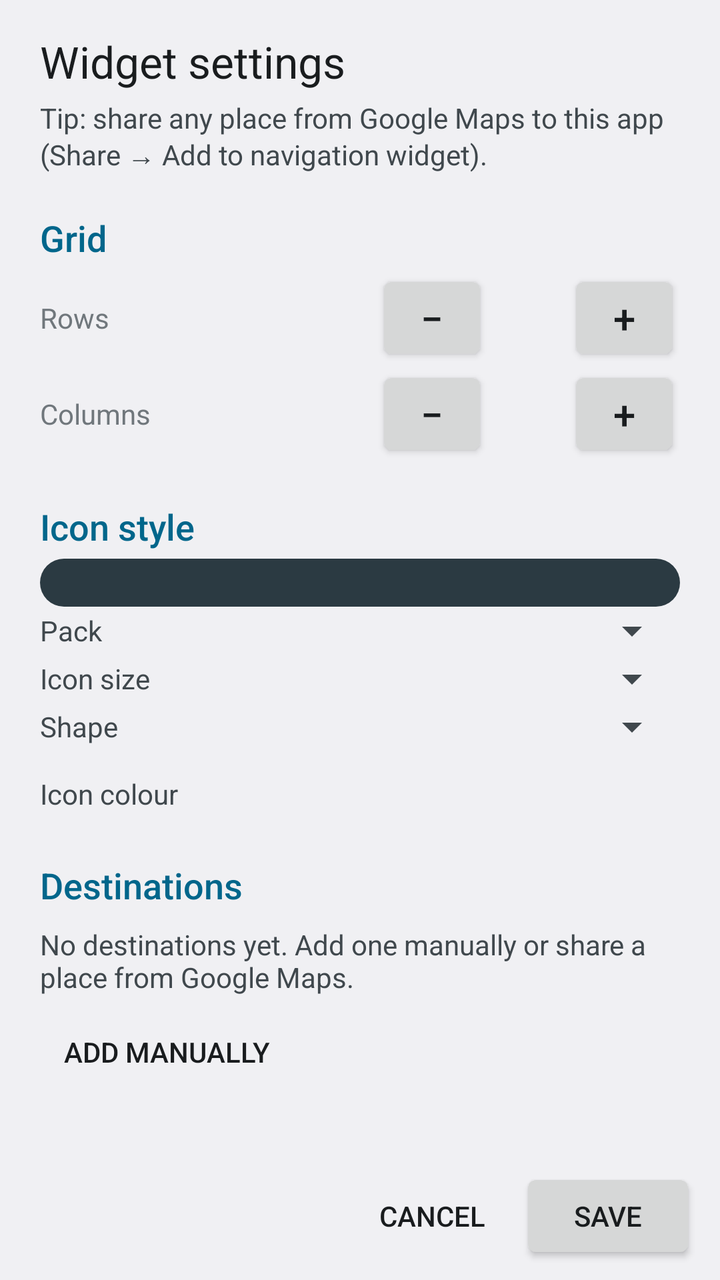
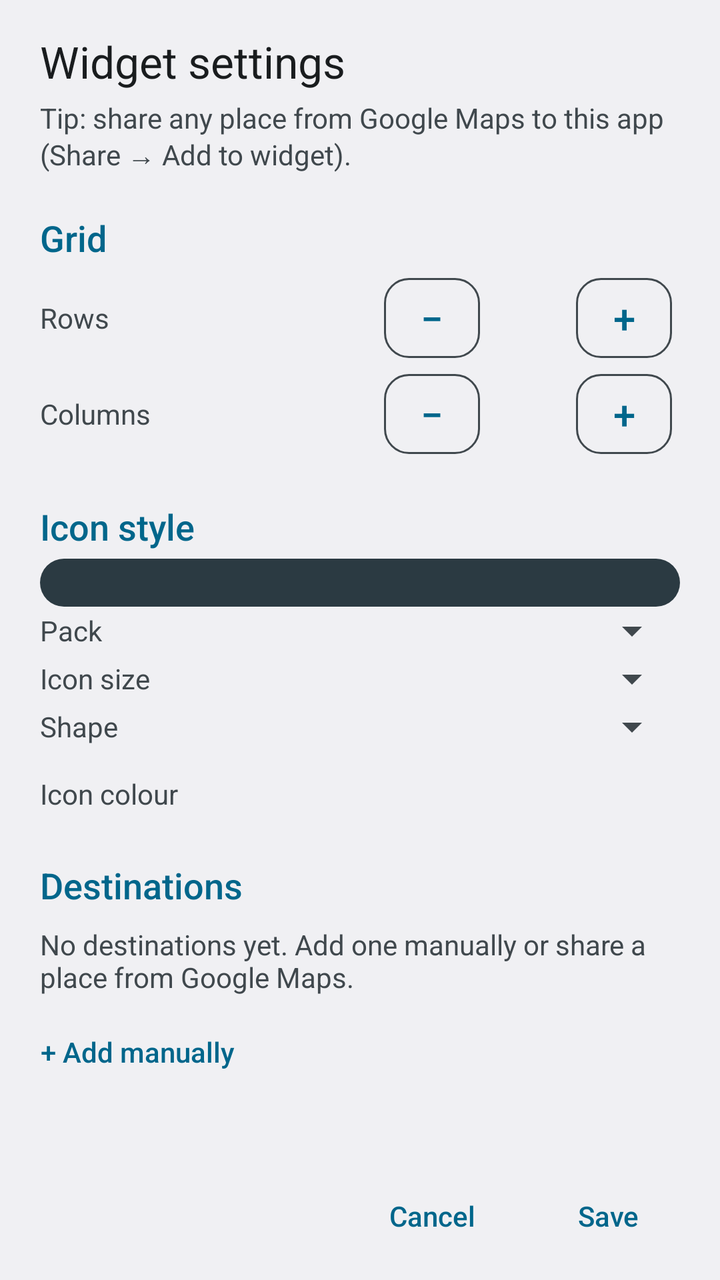

Before-and-after screenshots of an Android layout around one commit, followed by the original layout XML and the change that was made.
<!-- AndroidManifest.xml: activity theme Theme.NavShort.Config -->
<!-- res/layout/activity_widget_config.xml -->
<?xml version="1.0" encoding="utf-8"?>
<LinearLayout xmlns:android="http://schemas.android.com/apk/res/android"
    android:layout_width="match_parent"
    android:layout_height="match_parent"
    android:fitsSystemWindows="true"
    android:orientation="vertical">

    <ScrollView
        android:id="@+id/config_scroll"
        android:layout_width="match_parent"
        android:layout_height="0dp"
        android:layout_weight="1">

        <LinearLayout
            android:layout_width="match_parent"
            android:layout_height="wrap_content"
            android:orientation="vertical"
            android:paddingStart="20dp"
            android:paddingTop="16dp"
            android:paddingEnd="20dp"
            android:paddingBottom="16dp">

            <TextView
                android:id="@+id/config_title"
                android:layout_width="wrap_content"
                android:layout_height="wrap_content"
                android:text="@string/config_title"
                android:textAppearance="@android:style/TextAppearance.DeviceDefault.Large" />

            <TextView
                android:id="@+id/config_hint"
                android:layout_width="match_parent"
                android:layout_height="wrap_content"
                android:layout_marginTop="4dp"
                android:text="@string/config_share_tip"
                android:textColor="?android:attr/textColorSecondary" />

            
            <TextView
                style="@style/ConfigSection"
                android:text="@string/config_grid" />

            <LinearLayout
                android:layout_width="match_parent"
                android:layout_height="wrap_content"
                android:gravity="center_vertical"
                android:orientation="horizontal">

                <TextView
                    android:layout_width="0dp"
                    android:layout_height="wrap_content"
                    android:layout_weight="1"
                    android:text="@string/config_rows" />

                <Button
                    android:id="@+id/rows_minus"
                    style="@style/StepperButton"
                    android:contentDescription="@string/rows_minus"
                    android:text="@string/minus" />

                <TextView
                    android:id="@+id/rows_value"
                    style="@style/StepperValue" />

                <Button
                    android:id="@+id/rows_plus"
                    style="@style/StepperButton"
                    android:contentDescription="@string/rows_plus"
                    android:text="@string/plus" />
            </LinearLayout>

            <LinearLayout
                android:layout_width="match_parent"
                android:layout_height="wrap_content"
                android:gravity="center_vertical"
                android:orientation="horizontal">

                <TextView
                    android:layout_width="0dp"
                    android:layout_height="wrap_content"
                    android:layout_weight="1"
                    android:text="@string/config_cols" />

                <Button
                    android:id="@+id/cols_minus"
                    style="@style/StepperButton"
                    android:contentDescription="@string/cols_minus"
                    android:text="@string/minus" />

                <TextView
                    android:id="@+id/cols_value"
                    style="@style/StepperValue" />

                <Button
                    android:id="@+id/cols_plus"
                    style="@style/StepperButton"
                    android:contentDescription="@string/cols_plus"
                    android:text="@string/plus" />
            </LinearLayout>

            <TextView
                android:id="@+id/grid_note"
                android:layout_width="match_parent"
                android:layout_height="wrap_content"
                android:textColor="?android:attr/textColorSecondary"
                android:visibility="gone" />

            <TextView
                android:id="@+id/grid_tall_note"
                android:layout_width="match_parent"
                android:layout_height="wrap_content"
                android:layout_marginTop="4dp"
                android:text="@string/config_tall_tip"
                android:textColor="?android:attr/textColorSecondary"
                android:visibility="gone" />

            
            <TextView
                style="@style/ConfigSection"
                android:text="@string/config_style" />

            <LinearLayout
                android:id="@+id/style_preview"
                android:layout_width="match_parent"
                android:layout_height="wrap_content"
                android:background="@drawable/icon_preview_background"
                android:contentDescription="@string/style_preview"
                android:gravity="center"
                android:orientation="horizontal"
                android:padding="12dp" />

            <TextView
                android:id="@+id/style_note"
                android:layout_width="match_parent"
                android:layout_height="wrap_content"
                android:layout_marginTop="4dp"
                android:text="@string/niagara_missing_style"
                android:textColor="?android:attr/textColorSecondary"
                android:visibility="gone" />

            <LinearLayout
                android:layout_width="match_parent"
                android:layout_height="wrap_content"
                android:gravity="center_vertical"
                android:orientation="horizontal">

                <TextView
                    style="@style/ConfigFieldLabel"
                    android:text="@string/config_pack" />

                <Spinner
                    android:id="@+id/style_pack"
                    android:layout_width="0dp"
                    android:layout_height="wrap_content"
                    android:layout_weight="1" />
            </LinearLayout>

            <LinearLayout
                android:layout_width="match_parent"
                android:layout_height="wrap_content"
                android:gravity="center_vertical"
                android:orientation="horizontal">

                <TextView
                    style="@style/ConfigFieldLabel"
                    android:text="@string/config_icon_size" />

                <Spinner
                    android:id="@+id/icon_size"
                    android:layout_width="0dp"
                    android:layout_height="wrap_content"
                    android:layout_weight="1"
                    android:contentDescription="@string/config_icon_size" />
            </LinearLayout>

            <LinearLayout
                android:id="@+id/style_dimensions"
                android:layout_width="match_parent"
                android:layout_height="wrap_content"
                android:orientation="vertical" />

            <LinearLayout
                android:id="@+id/shape_row"
                android:layout_width="match_parent"
                android:layout_height="wrap_content"
                android:gravity="center_vertical"
                android:orientation="horizontal">

                <TextView
                    style="@style/ConfigFieldLabel"
                    android:text="@string/config_shape" />

                <Spinner
                    android:id="@+id/style_shape"
                    android:layout_width="0dp"
                    android:layout_height="wrap_content"
                    android:layout_weight="1" />
            </LinearLayout>

            <TextView
                android:id="@+id/color_label"
                style="@style/SheetFieldLabel"
                android:text="@string/config_color" />

            <LinearLayout
                android:id="@+id/color_row"
                android:layout_width="match_parent"
                android:layout_height="wrap_content"
                android:layout_marginTop="4dp"
                android:orientation="horizontal" />

            
            <TextView
                style="@style/ConfigSection"
                android:text="@string/config_destinations" />

            <TextView
                android:id="@+id/empty_list_text"
                android:layout_width="match_parent"
                android:layout_height="wrap_content"
                android:paddingTop="4dp"
                android:paddingBottom="4dp"
                android:text="@string/config_no_destinations"
                android:textColor="?android:attr/textColorSecondary" />

            <LinearLayout
                android:id="@+id/entry_list"
                android:layout_width="match_parent"
                android:layout_height="wrap_content"
                android:orientation="vertical" />

            <Button
                android:id="@+id/add_manual_button"
                style="?android:attr/borderlessButtonStyle"
                android:layout_width="wrap_content"
                android:layout_height="wrap_content"
                android:text="@string/add_manually" />

            <TextView
                android:id="@+id/add_note"
                android:layout_width="match_parent"
                android:layout_height="wrap_content"
                android:text="@string/grid_full_max"
                android:textColor="?android:attr/textColorSecondary"
                android:visibility="gone" />
        </LinearLayout>
    </ScrollView>

    <LinearLayout
        android:layout_width="match_parent"
        android:layout_height="wrap_content"
        android:gravity="end"
        android:orientation="horizontal"
        android:paddingStart="12dp"
        android:paddingEnd="12dp"
        android:paddingBottom="8dp">

        <Button
            android:id="@+id/config_cancel"
            style="?android:attr/borderlessButtonStyle"
            android:layout_width="wrap_content"
            android:layout_height="wrap_content"
            android:text="@string/cancel" />

        <Button
            android:id="@+id/config_save"
            android:layout_width="wrap_content"
            android:layout_height="wrap_content"
            android:text="@string/save" />
    </LinearLayout>
</LinearLayout>
<!-- resources referenced by this layout -->
<resources>
  <string name="add_manually">Add manually</string>
  <string name="cancel">Cancel</string>
  <string name="cols_minus">Fewer columns</string>
  <string name="cols_plus">More columns</string>
  <string name="config_color">Icon colour</string>
  <string name="config_cols">Columns</string>
  <string name="config_destinations">Destinations</string>
  <string name="config_grid">Grid</string>
  <string name="config_icon_size">Icon size</string>
  <string name="config_no_destinations">No destinations yet. Add one manually or share a place from Google Maps.</string>
  <string name="config_pack">Pack</string>
  <string name="config_rows">Rows</string>
  <string name="config_shape">Shape</string>
  <string name="config_share_tip">Tip: share any place from Google Maps to this app (Share → Add to navigation widget).</string>
  <string name="config_style">Icon style</string>
  <string name="config_tall_tip">More rows need a taller widget: long-press it in Niagara → Move and resize.</string>
  <string name="config_title">Widget settings</string>
  <string name="grid_full_max">This widget is full and already at the maximum size (6×6).</string>
  <string name="minus">−</string>
  <string name="niagara_missing_style">Niagara isn\'t installed: destinations show built-in icons.</string>
  <string name="plus">+</string>
  <string name="rows_minus">Fewer rows</string>
  <string name="rows_plus">More rows</string>
  <string name="save">Save</string>
  <string name="style_preview">Icon style preview</string>
  <style name="ConfigFieldLabel">
          <item name="android:layout_width">96dp</item>
          <item name="android:layout_height">wrap_content</item>
          <item name="android:textColor">?android:attr/textColorSecondary</item>
      </style>
  <style name="SheetFieldLabel">
          <item name="android:layout_width">wrap_content</item>
          <item name="android:layout_height">wrap_content</item>
          <item name="android:layout_marginTop">12dp</item>
          <item name="android:textAppearance">@android:style/TextAppearance.DeviceDefault.Small</item>
          <item name="android:textColor">?android:attr/textColorSecondary</item>
      </style>
  <style name="StepperButton">
          <item name="android:layout_width">56dp</item>
          <item name="android:layout_height">48dp</item>
          <item name="android:textSize">20sp</item>
      </style>
  <style name="Theme.NavShort.Config" parent="@android:style/Theme.DeviceDefault.DayNight">
          <item name="android:windowActionBar">false</item>
          <item name="android:windowNoTitle">true</item>
          <item name="android:windowSoftInputMode">adjustResize|stateHidden</item>
      </style>
  <!-- unchanged entries left out for length: 3 -->
</resources>

<!-- the commit's change to res/layout/activity_widget_config.xml (unified diff, before → after) -->
@@ -47,8 +47,8 @@
                 android:orientation="horizontal">
 
                 <TextView
-                    android:layout_width="0dp"
-                    android:layout_height="wrap_content"
+                    style="@style/ConfigFieldLabel"
+                    android:layout_width="0dp"
                     android:layout_weight="1"
                     android:text="@string/config_rows" />
 
@@ -76,8 +76,8 @@
                 android:orientation="horizontal">
 
                 <TextView
-                    android:layout_width="0dp"
-                    android:layout_height="wrap_content"
+                    style="@style/ConfigFieldLabel"
+                    android:layout_width="0dp"
                     android:layout_weight="1"
                     android:text="@string/config_cols" />
 
@@ -199,7 +199,9 @@
 
             <TextView
                 android:id="@+id/color_label"
-                style="@style/SheetFieldLabel"
+                style="@style/ConfigFieldLabel"
+                android:layout_width="wrap_content"
+                android:layout_marginTop="12dp"
                 android:text="@string/config_color" />
 
             <LinearLayout
@@ -231,10 +233,9 @@
 
             <Button
                 android:id="@+id/add_manual_button"
-                style="?android:attr/borderlessButtonStyle"
-                android:layout_width="wrap_content"
-                android:layout_height="wrap_content"
-                android:text="@string/add_manually" />
+                style="@style/ConfigTextButton"
+                android:layout_marginStart="-12dp"
+                android:text="@string/add_manually_plus" />
 
             <TextView
                 android:id="@+id/add_note"
@@ -245,6 +246,41 @@
                 android:visibility="gone" />
         </LinearLayout>
     </ScrollView>
+
+    
+    <LinearLayout
+        android:id="@+id/undo_bar"
+        android:layout_width="match_parent"
+        android:layout_height="wrap_content"
+        android:layout_marginStart="12dp"
+        android:layout_marginEnd="12dp"
+        android:background="@drawable/undo_bar_background"
+        android:gravity="center_vertical"
+        android:minHeight="48dp"
+        android:orientation="horizontal"
+        android:paddingStart="16dp"
+        android:paddingEnd="4dp"
+        android:visibility="gone">
+
+        <TextView
+            android:id="@+id/undo_text"
+            android:layout_width="0dp"
+            android:layout_height="wrap_content"
+            android:layout_weight="1"
+            android:accessibilityLiveRegion="polite"
+            android:ellipsize="end"
+            android:maxLines="2"
+            android:textColor="#FFF1F1F4" />
+
+        <Button
+            android:id="@+id/undo_button"
+            style="@android:style/Widget.DeviceDefault.Button.Borderless"
+            android:layout_width="wrap_content"
+            android:layout_height="wrap_content"
+            android:text="@string/undo"
+            android:textAllCaps="false"
+            android:textColor="#FFA8C7FA" />
+    </LinearLayout>
 
     <LinearLayout
         android:layout_width="match_parent"
@@ -257,15 +293,12 @@
 
         <Button
             android:id="@+id/config_cancel"
-            style="?android:attr/borderlessButtonStyle"
-            android:layout_width="wrap_content"
-            android:layout_height="wrap_content"
+            style="@style/ConfigTextButton"
             android:text="@string/cancel" />
 
         <Button
             android:id="@+id/config_save"
-            android:layout_width="wrap_content"
-            android:layout_height="wrap_content"
+            style="@style/ConfigTextButton"
             android:text="@string/save" />
     </LinearLayout>
 </LinearLayout>
<!-- resource entries referenced after the edit -->
@@ -1,6 +1,12 @@
 <!-- resources referenced by this layout -->
 <resources>
-  <string name="add_manually">Add manually</string>
+  <!-- drawable undo_bar_background (drawable) -->
+  <?xml version="1.0" encoding="utf-8"?>
+  <shape xmlns:android="http://schemas.android.com/apk/res/android" android:shape="rectangle">
+      <solid android:color="#FF323438" />
+      <corners android:radius="8dp" />
+  </shape>
+  <string name="add_manually_plus">+ Add manually</string>
   <string name="cancel">Cancel</string>
   <string name="cols_minus">Fewer columns</string>
   <string name="cols_plus">More columns</string>
@@ -13,7 +19,7 @@
   <string name="config_pack">Pack</string>
   <string name="config_rows">Rows</string>
   <string name="config_shape">Shape</string>
-  <string name="config_share_tip">Tip: share any place from Google Maps to this app (Share → Add to navigation widget).</string>
+  <string name="config_share_tip">Tip: share any place from Google Maps to this app (Share → Add to widget).</string>
   <string name="config_style">Icon style</string>
   <string name="config_tall_tip">More rows need a taller widget: long-press it in Niagara → Move and resize.</string>
   <string name="config_title">Widget settings</string>
@@ -25,28 +31,47 @@
   <string name="rows_plus">More rows</string>
   <string name="save">Save</string>
   <string name="style_preview">Icon style preview</string>
+  <string name="undo">Undo</string>
   <style name="ConfigFieldLabel">
           <item name="android:layout_width">96dp</item>
           <item name="android:layout_height">wrap_content</item>
           <item name="android:textColor">?android:attr/textColorSecondary</item>
       </style>
-  <style name="SheetFieldLabel">
+  <style name="ConfigTextButton" parent="@android:style/Widget.DeviceDefault.Button.Borderless">
           <item name="android:layout_width">wrap_content</item>
           <item name="android:layout_height">wrap_content</item>
-          <item name="android:layout_marginTop">12dp</item>
-          <item name="android:textAppearance">@android:style/TextAppearance.DeviceDefault.Small</item>
-          <item name="android:textColor">?android:attr/textColorSecondary</item>
+          <item name="android:textAllCaps">false</item>
+          <item name="android:textColor">@color/accent_text</item>
       </style>
-  <style name="StepperButton">
+  <style name="StepperButton" parent="@android:style/Widget.DeviceDefault.Button.Borderless">
           <item name="android:layout_width">56dp</item>
           <item name="android:layout_height">48dp</item>
+          <item name="android:minWidth">0dp</item>
+          <item name="android:background">@drawable/stepper_background</item>
+          <item name="android:textColor">@color/accent_text</item>
           <item name="android:textSize">20sp</item>
       </style>
   <style name="Theme.NavShort.Config" parent="@android:style/Theme.DeviceDefault.DayNight">
           <item name="android:windowActionBar">false</item>
           <item name="android:windowNoTitle">true</item>
           <item name="android:windowSoftInputMode">adjustResize|stateHidden</item>
+          
+          <item name="android:windowLightStatusBar">@bool/light_system_bars</item>
+          <item name="android:windowLightNavigationBar">@bool/light_system_bars</item>
       </style>
+  <!-- drawable stepper_background (drawable) -->
+  <?xml version="1.0" encoding="utf-8"?>
+  <ripple xmlns:android="http://schemas.android.com/apk/res/android"
+      android:color="?android:attr/colorControlHighlight">
+      <item>
+          <inset android:insetLeft="4dp" android:insetTop="4dp" android:insetRight="4dp" android:insetBottom="4dp">
+              <shape android:shape="rectangle">
+                  <stroke android:width="1dp" android:color="?android:attr/textColorSecondary" />
+                  <corners android:radius="12dp" />
+              </shape>
+          </inset>
+      </item>
+  </ripple>
   <!-- unchanged entries left out for length: 3 -->
 </resources>
 
